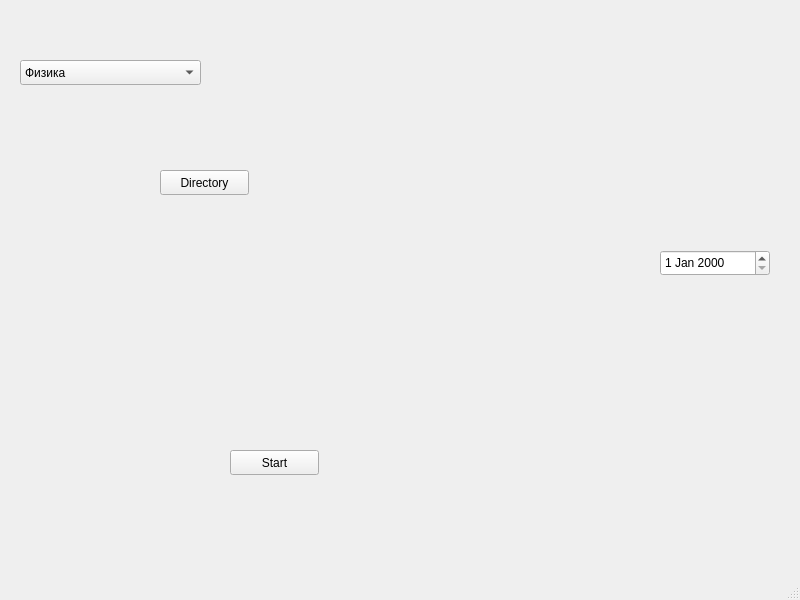
Before: the Qt Designer form img-to-pdf/mainwindow.ui in Djivs/img-to-pdf, drawn with Qt 5.
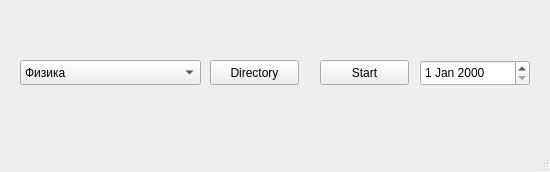
After: the same form once the commit is applied.

Commit message: :zap: Basics

```diff
--- a/img-to-pdf/mainwindow.ui
+++ b/img-to-pdf/mainwindow.ui
@@ -6,8 +6,8 @@
    <rect>
     <x>0</x>
     <y>0</y>
-    <width>800</width>
-    <height>600</height>
+    <width>550</width>
+    <height>172</height>
    </rect>
   </property>
   <property name="windowTitle">
@@ -72,8 +72,8 @@
    <widget class="QDateEdit" name="dateEdit">
     <property name="geometry">
      <rect>
-      <x>660</x>
-      <y>250</y>
+      <x>420</x>
+      <y>60</y>
       <width>110</width>
       <height>26</height>
      </rect>
@@ -82,8 +82,8 @@
    <widget class="QPushButton" name="pushButton">
     <property name="geometry">
      <rect>
-      <x>230</x>
-      <y>450</y>
+      <x>320</x>
+      <y>60</y>
       <width>89</width>
       <height>25</height>
      </rect>
@@ -95,8 +95,8 @@
    <widget class="QPushButton" name="pushButton_2">
     <property name="geometry">
      <rect>
-      <x>160</x>
-      <y>170</y>
+      <x>210</x>
+      <y>60</y>
       <width>89</width>
       <height>25</height>
      </rect>
```
Left out of the diff: 2 changed lines with no effect on the pictures. The commit also changes 2 other files.
